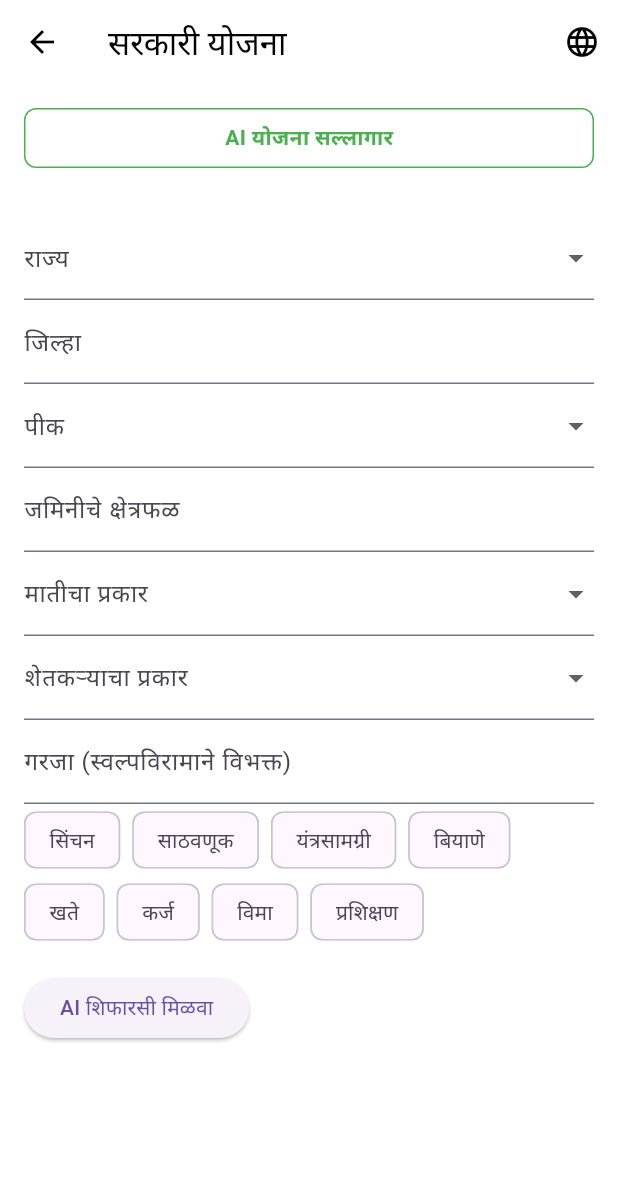
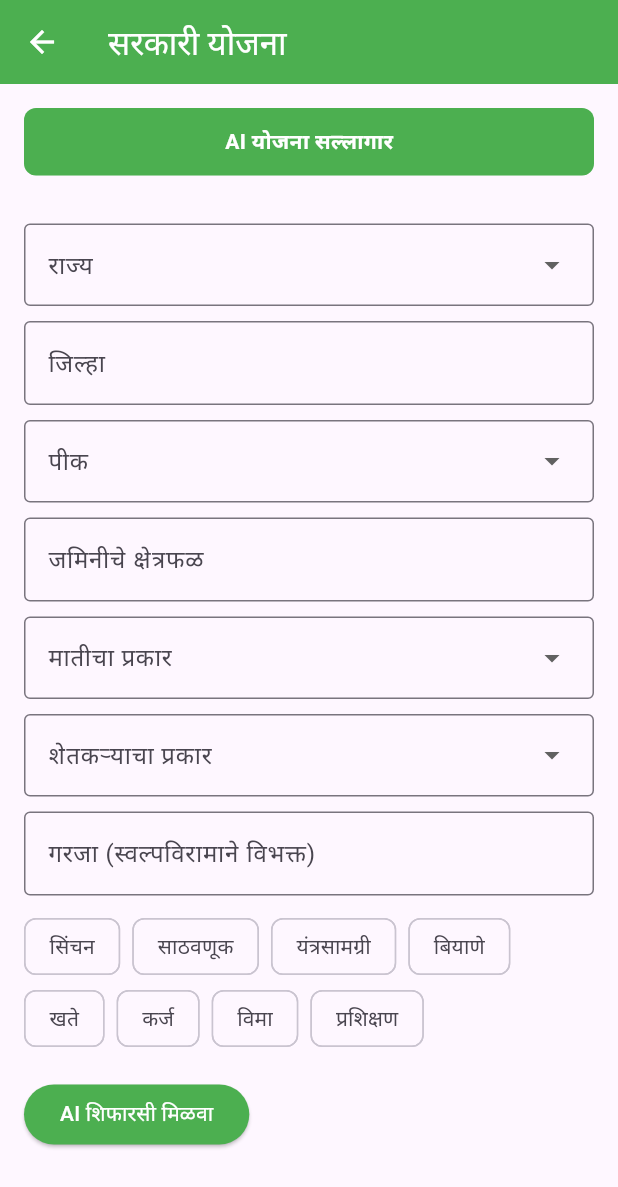
Before and after one commit to Shubh1619/KRISHI-AI-FRONTEND, a Flutter app: the SchemesScreen screen opened directly, on a phone screen of 412 x 824 dp. Shown: the top 1187 px of the screen. Run offline on Flutter 3.47's test engine with Material 3 defaults, Android fonts, the phone set to English and light mode, and no system bars; our stand-ins replace dio, dropdown_button2, file_picker, flutter_markdown, image_picker, shared_preferences; accounts and stored records are empty.

Commit message:
loader screen disable and dropdown on gov schema and market

```diff
--- a/lib/screens/gov_schemes.dart
+++ b/lib/screens/gov_schemes.dart
@@ -1,6 +1,7 @@
+import 'dart:convert';
 import 'package:flutter/material.dart';
-import 'dart:convert';
 import 'package:http/http.dart' as http;
+import 'package:dropdown_button2/dropdown_button2.dart';
 
 class SchemesScreen extends StatefulWidget {
   @override
@@ -11,6 +12,7 @@ class _SchemesScreenState extends State<SchemesScreen> {
   Set<String> _selectedNeeds = {};
   bool _showAllSchemes = false;
   List<dynamic>? _recommendations;
+  bool _loading = false;
 
   final TextEditingController _districtController = TextEditingController();
   final TextEditingController _landSizeController = TextEditingController();
@@ -22,20 +24,43 @@ class _SchemesScreenState extends State<SchemesScreen> {
   String? _selectedFarmerCategory;
 
   final List<String> _states = [
-    'महाराष्ट्र', 'पंजाब', 'हरियाणा', 'उत्तर प्रदेश',
-    'गुजरात', 'राजस्थान', 'कर्नाटक', 'तमिळनाडू'
+    'महाराष्ट्र',
+    'पंजाब',
+    'हरियाणा',
+    'उत्तर प्रदेश',
+    'गुजरात',
+    'राजस्थान',
+    'कर्नाटक',
+    'तमिळनाडू',
   ];
   final List<String> _crops = [
-    'गहू', 'तांदूळ', 'टोमॅटो', 'कांदा', 'कापूस', 'ऊस', 'बटाटा', 'मका'
+    'गहू',
+    'तांदूळ',
+    'टोमॅटो',
+    'कांदा',
+    'कापूस',
+    'ऊस',
+    'बटाटा',
+    'मका',
   ];
   final List<String> _soilTypes = [
-    'चिकणमाती', 'वालुकामय', 'काळी माती', 'लाल माती', 'गार माती', 'पांढरी माती'
+    'चिकणमाती',
+    'वालुकामय',
+    'काळी माती',
+    'लाल माती',
+    'गार माती',
+    'पांढरी माती',
   ];
-  final List<String> _farmerCategories = [
-    'लहान', 'मध्यम', 'मोठे', 'इतर'
-  ];
+  final List<String> _farmerCategories = ['लहान', 'मध्यम', 'मोठे', 'इतर'];
   final List<String> _needsChips = [
-    'सिंचन', 'साठवणूक', 'यंत्रसामग्री', 'बियाणे', 'खते', 'कर्ज', 'विमा', 'प्रशिक्षण'
+    'सिंचन',
+    'साठवणूक',
+    'यंत्रसामग्री',
+    'बियाणे',
+    'खते',
+    'कर्ज',
+    'विमा',
+    'प्रशिक्षण',
   ];
 
   Future<void> fetchAIRecommendations() async {
@@ -47,12 +72,19 @@ class _SchemesScreenState extends State<SchemesScreen> {
     final category = _selectedFarmerCategory;
     final needs = _needsController.text.trim();
 
-    if (state == null || crop == null || soilType == null || category == null || district.isEmpty || landSize.isEmpty) {
-      ScaffoldMessenger.of(context).showSnackBar(
-        SnackBar(content: Text('कृपया सर्व फील्ड भरा')),
-      );
+    if (state == null ||
+        crop == null ||
+        soilType == null ||
+        category == null ||
+        district.isEmpty ||
+        landSize.isEmpty) {
+      ScaffoldMessenger.of(
+        context,
+      ).showSnackBar(SnackBar(content: Text('कृपया सर्व फील्ड भरा')));
       return;
     }
+
+    setState(() => _loading = true);
 
     final uri = Uri.parse(
       'https://krushi-ai.onrender.com/schemes/gemini-recommend'
@@ -69,109 +101,129 @@ class _SchemesScreenState extends State<SchemesScreen> {
       final res = await http.get(uri, headers: {'accept': 'application/json'});
       if (res.statusCode == 200) {
         final jsonRes = jsonDecode(res.body);
-        setState(() {
-          _recommendations = jsonRes['schemes'];
-        });
+        setState(() => _recommendations = jsonRes['schemes']);
       } else {
         print('Failed: ${res.statusCode}');
       }
     } catch (e) {
       print('Error: $e');
+    } finally {
+      setState(() => _loading = false);
     }
   }
 
-  Widget _buildRecommendationsCard() {
-    if (_recommendations == null) {
-      return Container();
-    }
-
-    if (_recommendations!.isEmpty) {
-      return Center(child: Text('शिफारसी सापडल्या नाहीत'));
-    }
-
-    return Column(
-      crossAxisAlignment: CrossAxisAlignment.start,
-      children: _recommendations!.map((scheme) {
-        return Card(
-          margin: EdgeInsets.symmetric(vertical: 6),
-          child: ListTile(
-            leading: Icon(Icons.account_balance_wallet_outlined, color: Colors.green),
-            title: Text(scheme['name'] ?? 'नाव नसलेली योजना'),
-            subtitle: Text(scheme['description'] ?? ''),
+  Widget _buildDropdown(
+    String label,
+    List<String> items,
+    String? selected,
+    ValueChanged<String?> onChanged,
+  ) {
+    return DropdownButtonFormField2<String>(
+      isExpanded: true,
+      decoration: InputDecoration(
+        labelText: label,
+        border: OutlineInputBorder(),
+        contentPadding: const EdgeInsets.symmetric(horizontal: 12),
+      ),
+      value: selected,
+      onChanged: _loading ? null : onChanged,
+      items:
+          items
+              .map(
+                (item) =>
+                    DropdownMenuItem<String>(value: item, child: Text(item)),
+              )
+              .toList(),
+      buttonStyleData: ButtonStyleData(height: 55),
+      dropdownStyleData: DropdownStyleData(
+        maxHeight: 200,
+        scrollbarTheme: ScrollbarThemeData(
+          thumbColor: MaterialStateProperty.all(Colors.green.shade300),
+          trackColor: MaterialStateProperty.all(Colors.grey[300]),
+          radius: Radius.circular(8),
+        ),
+        decoration: BoxDecoration(
+          color: Colors.white,
+          borderRadius: BorderRadius.circular(8),
+        ),
+      ),
+      menuItemStyleData: MenuItemStyleData(
+        padding: EdgeInsets.symmetric(horizontal: 16, vertical: 10),
       ),
     );
-      }).toList(),
-    );
-  }
-
-  Widget _buildTabButton(String title, bool selected) {
-    return Container(
-      height: 40,
-      alignment: Alignment.center,
-      decoration: BoxDecoration(
-        color: selected ? Colors.white : Color(0xFFF5F5F5),
-        border: Border.all(color: selected ? Colors.green : Colors.transparent),
-        borderRadius: BorderRadius.circular(8),
-      ),
-      child: Text(
-        title,
-        style: TextStyle(fontWeight: FontWeight.w600, color: Colors.green),
-      ),
-    );
-  }
-
-  Widget _buildAllSchemesView() {
-    return Center(child: Text("सर्व योजनांचे दृश्य"));
   }
 
   Widget _buildAISchemeAdvisorView() {
     return Column(
       crossAxisAlignment: CrossAxisAlignment.start,
       children: [
-        DropdownButtonFormField<String>(
-          value: _selectedState,
-          items: _states.map((state) => DropdownMenuItem(value: state, child: Text(state))).toList(),
-          onChanged: (val) => setState(() => _selectedState = val),
-          decoration: InputDecoration(labelText: 'राज्य'),
+        _buildDropdown(
+          'राज्य',
+          _states,
+          _selectedState,
+          (val) => setState(() => _selectedState = val),
         ),
+        SizedBox(height: 10),
         TextField(
           controller: _districtController,
-          decoration: InputDecoration(labelText: 'जिल्हा'),
+          decoration: InputDecoration(
+            labelText: 'जिल्हा',
+            border: OutlineInputBorder(),
           ),
-        DropdownButtonFormField<String>(
-          value: _selectedCrop,
-          items: _crops.map((crop) => DropdownMenuItem(value: crop, child: Text(crop))).toList(),
-          onChanged: (val) => setState(() => _selectedCrop = val),
-          decoration: InputDecoration(labelText: 'पीक'),
+          enabled: !_loading,
         ),
+        SizedBox(height: 10),
+        _buildDropdown(
+          'पीक',
+          _crops,
+          _selectedCrop,
+          (val) => setState(() => _selectedCrop = val),
+        ),
+        SizedBox(height: 10),
         TextField(
           controller: _landSizeController,
-          decoration: InputDecoration(labelText: 'जमिनीचे क्षेत्रफळ'),
+          decoration: InputDecoration(
+            labelText: 'जमिनीचे क्षेत्रफळ',
+            border: OutlineInputBorder(),
           ),
-        DropdownButtonFormField<String>(
-          value: _selectedSoilType,
-          items: _soilTypes.map((soil) => DropdownMenuItem(value: soil, child: Text(soil))).toList(),
-          onChanged: (val) => setState(() => _selectedSoilType = val),
-          decoration: InputDecoration(labelText: 'मातीचा प्रकार'),
+          enabled: !_loading,
         ),
-        DropdownButtonFormField<String>(
-          value: _selectedFarmerCategory,
-          items: _farmerCategories.map((cat) => DropdownMenuItem(value: cat, child: Text(cat))).toList(),
-          onChanged: (val) => setState(() => _selectedFarmerCategory = val),
-          decoration: InputDecoration(labelText: 'शेतकऱ्याचा प्रकार'),
+        SizedBox(height: 10),
+        _buildDropdown(
+          'मातीचा प्रकार',
+          _soilTypes,
+          _selectedSoilType,
+          (val) => setState(() => _selectedSoilType = val),
         ),
+        SizedBox(height: 10),
+        _buildDropdown(
+          'शेतकऱ्याचा प्रकार',
+          _farmerCategories,
+          _selectedFarmerCategory,
+          (val) => setState(() => _selectedFarmerCategory = val),
+        ),
+        SizedBox(height: 10),
         TextField(
           controller: _needsController,
-          decoration: InputDecoration(labelText: 'गरजा (स्वल्पविरामाने विभक्त)'),
+          decoration: InputDecoration(
+            labelText: 'गरजा (स्वल्पविरामाने विभक्त)',
+            border: OutlineInputBorder(),
           ),
+          enabled: !_loading,
+        ),
+        SizedBox(height: 10),
         Wrap(
           spacing: 8,
-          children: _needsChips.map((chip) {
+          children:
+              _needsChips.map((chip) {
                 final selected = _selectedNeeds.contains(chip);
                 return ChoiceChip(
                   label: Text(chip),
                   selected: selected,
-              onSelected: (bool selected) {
+                  onSelected:
+                      _loading
+                          ? null
+                          : (bool selected) {
                             setState(() {
                               if (selected) {
                                 _selectedNeeds.add(chip);
@@ -186,56 +238,118 @@ class _SchemesScreenState extends State<SchemesScreen> {
         ),
         SizedBox(height: 16),
         ElevatedButton(
-          onPressed: fetchAIRecommendations,
-          child: Text('AI शिफारसी मिळवा'),
+          onPressed: _loading ? null : fetchAIRecommendations,
+          style: ElevatedButton.styleFrom(backgroundColor: Colors.green),
+          child:
+              _loading
+                  ? SizedBox(
+                    height: 20,
+                    width: 20,
+                    child: CircularProgressIndicator(
+                      strokeWidth: 2,
+                      color: Colors.white,
+                    ),
+                  )
+                  : Text(
+                    'AI शिफारसी मिळवा',
+                    style: TextStyle(color: Colors.white),
+                  ),
         ),
       ],
     );
   }
 
-  @override
-  Widget build(BuildContext context) {
-    return Scaffold(
-      backgroundColor: Colors.white,
-      appBar: AppBar(
-        title: Text('सरकारी योजना', style: TextStyle(color: Colors.black)),
-        backgroundColor: Colors.white,
-        elevation: 0,
-        leading: IconButton(
-          icon: Icon(Icons.arrow_back, color: Colors.black),
-          onPressed: () => Navigator.pop(context),
+  Widget _buildRecommendationsCard() {
+    if (_recommendations == null) return Container();
+    if (_recommendations!.isEmpty) {
+      return Center(child: Text('शिफारसी सापडल्या नाहीत'));
+    }
+    return Column(
+      crossAxisAlignment: CrossAxisAlignment.start,
+      children:
+          _recommendations!.map((scheme) {
+            return Card(
+              margin: EdgeInsets.symmetric(vertical: 6),
+              child: ListTile(
+                leading: Icon(
+                  Icons.account_balance_wallet_outlined,
+                  color: Colors.green,
                 ),
-        actions: [
-          IconButton(
-            icon: Icon(Icons.language, color: Colors.black),
-            onPressed: () {},
+                title: Text(scheme['name'] ?? 'नाव नसलेली योजना'),
+                subtitle: Text(scheme['description'] ?? ''),
               ),
-        ],
+            );
+          }).toList(),
+    );
+  }
+
+  Widget _buildTabBar() {
+    return Container(
+      margin: const EdgeInsets.symmetric(horizontal: 16),
+      decoration: BoxDecoration(
+        color: Colors.green.shade50,
+        borderRadius: BorderRadius.circular(8),
       ),
-      body: Column(
-        children: [
-          SizedBox(height: 16),
-          Padding(
-            padding: const EdgeInsets.symmetric(horizontal: 16.0),
       child: Row(
         children: [
           Expanded(
             child: GestureDetector(
               onTap: () => setState(() => _showAllSchemes = false),
-                    child: _buildTabButton('AI योजना सल्लागार', !_showAllSchemes),
+              child: Container(
+                padding: EdgeInsets.symmetric(vertical: 12),
+                decoration: BoxDecoration(
+                  color: !_showAllSchemes ? Colors.green : Colors.transparent,
+                  borderRadius: BorderRadius.circular(8),
+                ),
+                alignment: Alignment.center,
+                child: Text(
+                  'AI योजना सल्लागार',
+                  style: TextStyle(
+                    color: !_showAllSchemes ? Colors.white : Colors.green,
+                    fontWeight: FontWeight.bold,
+                  ),
+                ),
+              ),
             ),
           ),
         ],
       ),
+    );
+  }
+
+  @override
+  Widget build(BuildContext context) {
+    return Stack(
+      children: [
+        AbsorbPointer(
+          absorbing: _loading,
+          child: Scaffold(
+            appBar: AppBar(
+              title: Text(
+                'सरकारी योजना',
+                style: TextStyle(color: Colors.white),
               ),
+              backgroundColor: Colors.green,
+              elevation: 0,
+              leading: IconButton(
+                icon: Icon(Icons.arrow_back, color: Colors.white),
+                onPressed: () => Navigator.pop(context),
+              ),
+            ),
+            body: Column(
+              children: [
+                SizedBox(height: 16),
+                _buildTabBar(),
                 SizedBox(height: 16),
                 Expanded(
-            child: _showAllSchemes ? _buildAllSchemesView() : SingleChildScrollView(
+                  child: SingleChildScrollView(
                     padding: EdgeInsets.all(16),
                     child: Column(
                       crossAxisAlignment: CrossAxisAlignment.start,
                       children: [
-                  _buildAISchemeAdvisorView(),
+                        _showAllSchemes
+                            ? Center(child: Text("सर्व योजनांचे दृश्य"))
+                            : _buildAISchemeAdvisorView(),
                         SizedBox(height: 20),
                         _buildRecommendationsCard(),
                       ],
@@ -244,6 +358,16 @@ class _SchemesScreenState extends State<SchemesScreen> {
                 ),
               ],
             ),
+          ),
+        ),
+        if (_loading)
+          Positioned.fill(
+            child: Container(
+              color: Colors.black.withOpacity(0.2),
+              child: Center(child: CircularProgressIndicator()),
+            ),
+          ),
+      ],
     );
   }
 }
```
Also changed, not shown: lib/screens/market_price.dart (+86 -29 lines). Lines whose indentation alone changed are shown as unchanged.
